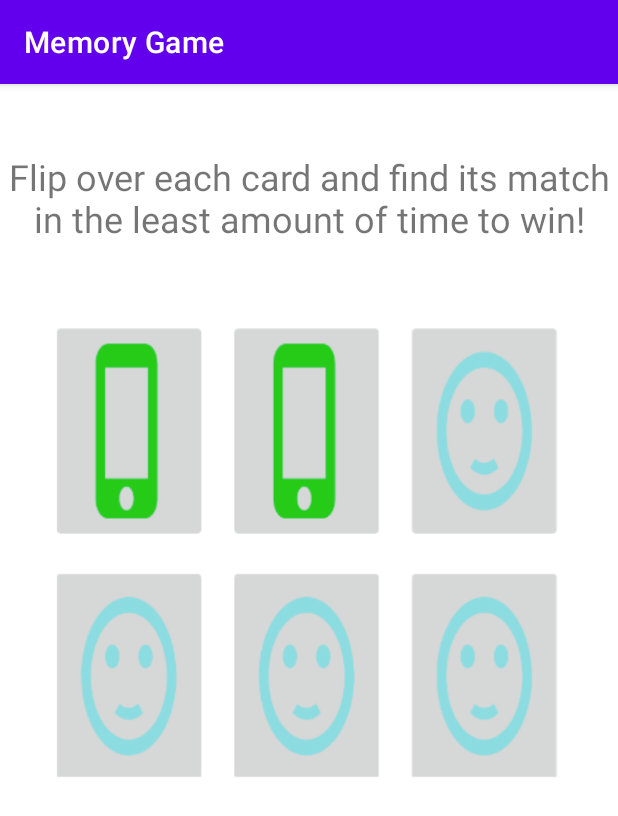
After one commit to speedytman/Memory_Game, an Android app: the fragment Help_Fragment shown on its own in the app's theme, on a phone screen of 412 x 824 dp. The commit adds this screen. Shown: the top 816 px of the screen. Run offline under Robolectric (Android 15) with nearby library versions, the phone set to English and light mode, and no system bars.

Commit message:
Created help fragment

```diff
--- a/app/build.gradle
+++ b/app/build.gradle
@@ -32,6 +32,7 @@
     implementation 'androidx.appcompat:appcompat:1.2.0'
     implementation 'com.google.android.material:material:1.3.0'
     implementation 'androidx.constraintlayout:constraintlayout:2.0.4'
+    implementation 'androidx.legacy:legacy-support-v4:1.0.0'
     testImplementation 'junit:junit:4.+'
     androidTestImplementation 'androidx.test.ext:junit:1.1.2'
     androidTestImplementation 'androidx.test.espresso:espresso-core:3.3.0'
--- /dev/null
+++ b/app/src/main/java/com/example/memorygame/Help_Fragment.java
@@ -0,0 +1,64 @@
+package com.example.memorygame;
+
+import android.os.Bundle;
+
+import androidx.fragment.app.Fragment;
+
+import android.view.LayoutInflater;
+import android.view.View;
+import android.view.ViewGroup;
+
+/**
+ * A simple {@link Fragment} subclass.
+ * Use the {@link Help_Fragment#newInstance} factory method to
+ * create an instance of this fragment.
+ */
+public class Help_Fragment extends Fragment {
+
+    // TODO: Rename parameter arguments, choose names that match
+    // the fragment initialization parameters, e.g. ARG_ITEM_NUMBER
+    private static final String ARG_PARAM1 = "param1";
+    private static final String ARG_PARAM2 = "param2";
+
+    // TODO: Rename and change types of parameters
+    private String mParam1;
+    private String mParam2;
+
+    public Help_Fragment() {
+        // Required empty public constructor
+    }
+
+    /**
+     * Use this factory method to create a new instance of
+     * this fragment using the provided parameters.
+     *
+     * @param param1 Parameter 1.
+     * @param param2 Parameter 2.
+     * @return A new instance of fragment Help_Fragment.
+     */
+    // TODO: Rename and change types and number of parameters
+    public static Help_Fragment newInstance(String param1, String param2) {
+        Help_Fragment fragment = new Help_Fragment();
+        Bundle args = new Bundle();
+        args.putString(ARG_PARAM1, param1);
+        args.putString(ARG_PARAM2, param2);
+        fragment.setArguments(args);
+        return fragment;
+    }
+
+    @Override
+    public void onCreate(Bundle savedInstanceState) {
+        super.onCreate(savedInstanceState);
+        if (getArguments() != null) {
+            mParam1 = getArguments().getString(ARG_PARAM1);
+            mParam2 = getArguments().getString(ARG_PARAM2);
+        }
+    }
+
+    @Override
+    public View onCreateView(LayoutInflater inflater, ViewGroup container,
+                             Bundle savedInstanceState) {
+        // Inflate the layout for this fragment
+        return inflater.inflate(R.layout.fragment_help_, container, false);
+    }
+}
--- a/app/src/main/java/com/example/memorygame/HomeActivity.java
+++ b/app/src/main/java/com/example/memorygame/HomeActivity.java
@@ -25,7 +25,7 @@
                         | View.SYSTEM_UI_FLAG_FULLSCREEN);
     }
 
-    public void onFillerButtonClick(View view){
+    public void onHelpButtonClick(View view){
 
     }
 
--- a/app/src/main/java/com/example/memorygame/MainActivity.java
+++ b/app/src/main/java/com/example/memorygame/MainActivity.java
@@ -96,9 +96,9 @@
         }
     }
 
-    public void onClickStart(View view)
-    {
-        isRunning = true;
+    public void onClickStart(View view) {
+            isRunning = true;
+
     }
 
     public void onClickStop(View view)
--- /dev/null
+++ b/app/src/main/res/layout/fragment_help_.xml
@@ -0,0 +1,34 @@
+<?xml version="1.0" encoding="utf-8"?>
+<androidx.constraintlayout.widget.ConstraintLayout
+    xmlns:android="http://schemas.android.com/apk/res/android"
+    xmlns:app="http://schemas.android.com/apk/res-auto"
+    xmlns:tools="http://schemas.android.com/tools"
+    android:layout_width="match_parent"
+    android:layout_height="match_parent">
+
+
+    <TextView
+        android:id="@+id/instructionsTextView"
+        android:textSize="24sp"
+        android:layout_margin="45dp"
+        android:layout_width="wrap_content"
+        android:layout_height="wrap_content"
+        android:gravity="center"
+        android:text="@string/help_instructions"
+        app:layout_constraintTop_toTopOf="parent"
+        app:layout_constraintLeft_toLeftOf="parent"
+        app:layout_constraintRight_toRightOf="parent"
+         />
+
+    <ImageView
+        android:layout_width="367dp"
+        android:layout_height="351dp"
+        android:layout_marginTop="32dp"
+        android:contentDescription="@string/game_grid"
+        android:src="@drawable/help_image"
+        app:layout_constraintHorizontal_bias="0.363"
+        app:layout_constraintLeft_toLeftOf="parent"
+        app:layout_constraintRight_toRightOf="parent"
+        app:layout_constraintTop_toBottomOf="@+id/instructionsTextView" />
+
+</androidx.constraintlayout.widget.ConstraintLayout>
--- a/app/src/main/res/values/strings.xml
+++ b/app/src/main/res/values/strings.xml
@@ -7,4 +7,8 @@
     <string name="reset">Reset</string>
     <string name="home_play">Play</string>
     <string name="home_settings">Settings</string>
+    <string name="help_instructions">Flip over each card and find its match in the least amount of time to win!</string>
+    <string name="game_grid">Game Grid</string>
+    <!-- TODO: Remove or change this placeholder text -->
+    <string name="hello_blank_fragment">Hello blank fragment</string>
 </resources>
```
Also changed, not shown: app/src/main/res/layout/activity_home.xml (+4 -4 lines), app/src/main/res/drawable/help_image.png (added).
